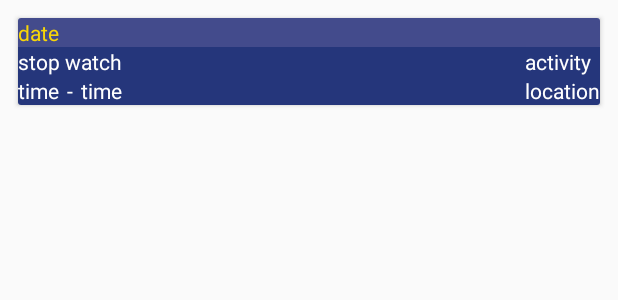
After one commit to GerhanaAbiW/ProjectClokify, an Android app: the layout list_activity_content.xml on its own in the app's theme, with its tools: preview values and no code run, on a phone screen of 412 x 824 dp. The commit adds this screen. Shown: the top 300 px of the screen. Run offline under Robolectric (Android 15) with nearby library versions, the phone set to English and light mode, and no system bars; network calls fail.

Commit message:
first commit

```diff
--- a/app/build.gradle
+++ b/app/build.gradle
@@ -15,7 +15,7 @@ android {
 
         debug {
 
-            buildConfigField "String", "SERVER_URL", '"http://0d203b82.ngrok.io/restapi/"'
+            buildConfigField "String", "SERVER_URL", '"http://af305b71.ngrok.io/restapi/"'
 
         }
 
--- /dev/null
+++ b/app/src/main/res/layout/list_activity_content.xml
@@ -0,0 +1,110 @@
+<?xml version="1.0" encoding="utf-8"?>
+<androidx.cardview.widget.CardView xmlns:android="http://schemas.android.com/apk/res/android"
+    xmlns:app="http://schemas.android.com/apk/res-auto"
+    xmlns:tools="http://schemas.android.com/tools"
+    android:layout_width="match_parent"
+    android:layout_margin="12dp"
+    android:layout_height="wrap_content"
+    android:orientation="vertical">
+
+    <androidx.constraintlayout.widget.ConstraintLayout
+        android:layout_width="match_parent"
+        android:layout_height="wrap_content"
+        android:orientation="vertical">
+
+        <TextView
+            android:id="@+id/date"
+            android:layout_width="match_parent"
+            android:layout_height="wrap_content"
+            android:background="@color/maps"
+            android:text="date"
+            android:textColor="@color/btn2"
+            app:layout_constraintBottom_toTopOf="@+id/header"
+            app:layout_constraintEnd_toEndOf="parent"
+            app:layout_constraintStart_toStartOf="parent"
+            app:layout_constraintTop_toTopOf="parent" />
+
+
+        <LinearLayout
+            android:id="@+id/linearLayout4"
+            android:layout_width="match_parent"
+            android:layout_height="wrap_content"
+            android:orientation="horizontal"
+            app:layout_constraintTop_toBottomOf="@+id/date">
+
+
+            <androidx.constraintlayout.widget.ConstraintLayout
+                android:layout_width="match_parent"
+                android:layout_height="wrap_content"
+                android:background="@color/background">
+
+                <LinearLayout
+                    android:id="@+id/linearLayout6"
+                    android:layout_width="wrap_content"
+                    android:layout_height="wrap_content"
+                    android:orientation="vertical"
+                    app:layout_constraintBottom_toBottomOf="parent"
+                    app:layout_constraintStart_toStartOf="parent"
+                    app:layout_constraintTop_toTopOf="parent">
+
+                    <TextView
+                        android:id="@+id/stop_watch"
+                        android:layout_width="match_parent"
+                        android:layout_height="wrap_content"
+                        android:text="stop watch"
+                        android:textColor="@android:color/white" />
+
+                    <LinearLayout
+                        android:layout_width="wrap_content"
+                        android:layout_height="match_parent"
+                        android:orientation="horizontal">
+                        <TextView
+                            android:id="@+id/startTimer"
+                            android:layout_width="match_parent"
+                            android:layout_height="wrap_content"
+                            android:text="time"
+                            android:textColor="@android:color/white" />
+                        <TextView
+                            android:id="@+id/timer"
+                            android:layout_width="match_parent"
+                            android:layout_height="wrap_content"
+                            android:text="-"
+                            android:layout_marginLeft="5dp"
+                            android:layout_marginRight="5dp"
+                            android:textColor="@android:color/white" />
+                        <TextView
+                            android:id="@+id/stopTimer"
+                            android:layout_width="match_parent"
+                            android:layout_height="wrap_content"
+                            android:text="time"
+                            android:textColor="@android:color/white" />
+                    </LinearLayout>
+                </LinearLayout>
+
+                <LinearLayout
+                    android:layout_width="wrap_content"
+                    android:layout_height="wrap_content"
+                    android:orientation="vertical"
+                    app:layout_constraintBottom_toBottomOf="parent"
+                    app:layout_constraintEnd_toEndOf="parent"
+                    app:layout_constraintTop_toTopOf="parent">
+
+                    <TextView
+                        android:id="@+id/aktivitas"
+                        android:layout_width="match_parent"
+                        android:layout_height="wrap_content"
+                        android:text="activity"
+                        android:textColor="@android:color/white" />
+
+                    <TextView
+                        android:id="@+id/lokasi"
+                        android:layout_width="match_parent"
+                        android:layout_height="wrap_content"
+                        android:text="location"
+                        android:textColor="@android:color/white" />
+                </LinearLayout>
+            </androidx.constraintlayout.widget.ConstraintLayout>
+        </LinearLayout>
+
+    </androidx.constraintlayout.widget.ConstraintLayout>
+</androidx.cardview.widget.CardView>
--- a/app/src/main/res/xml/network_securyt_config.xml
+++ b/app/src/main/res/xml/network_securyt_config.xml
@@ -2,7 +2,7 @@
 <network-security-config>
     <domain-config cleartextTrafficPermitted="true">
 
-       <domain includeSubdomains="true">0d203b82.ngrok.io</domain>
+       <domain includeSubdomains="true">af305b71.ngrok.io</domain>
 
     </domain-config>
 </network-security-config>
```
Also changed, not shown: app/src/main/java/com/clockify/ActivityFragment.java (+19 -74 lines), app/src/main/java/com/clockify/Adapter/ActivityAdapter.java (+18 -47 lines), app/src/main/java/com/clockify/Holder/MyViewDateHolder.java (deleted, +0 -17 lines), app/src/main/java/com/clockify/Model/ActivityModel.java (+28 -0 lines), app/src/main/java/com/clockify/TimerFragment.java (+6 -13 lines).
